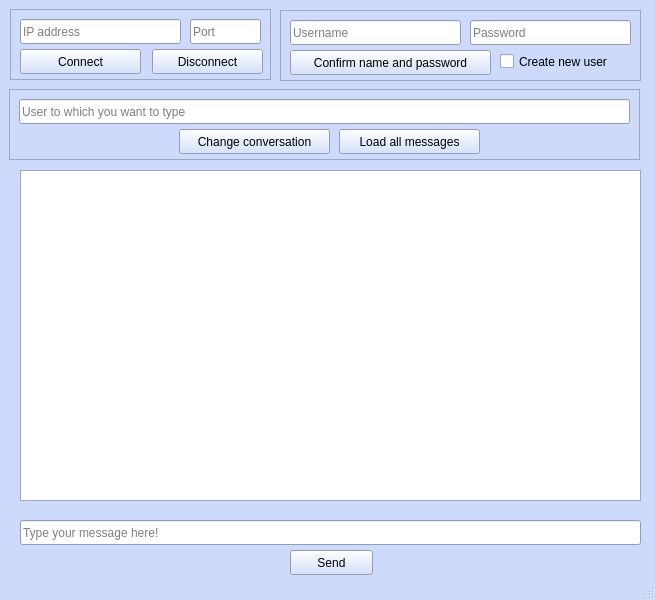
Qt form lobo-client/mainwindow.ui (los-lobos-jovenes/el_lobo-client) before a commit.
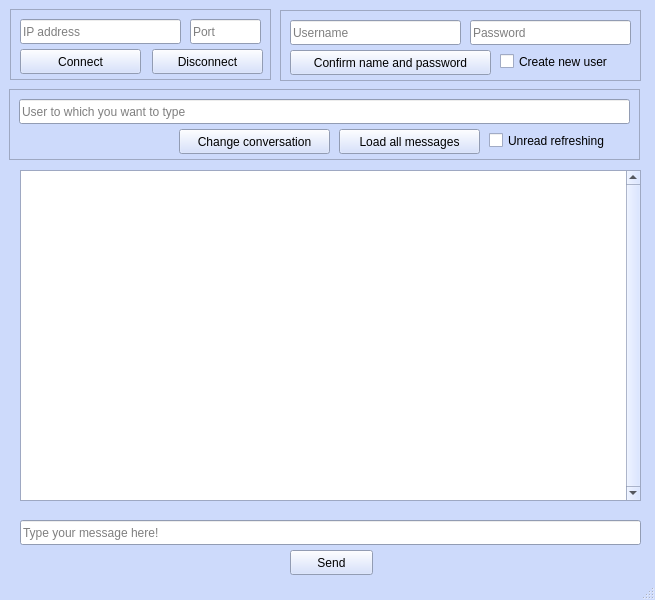
The same form after that commit.

Patch:
```diff
--- a/lobo-client/mainwindow.ui
+++ b/lobo-client/mainwindow.ui
@@ -494,6 +494,12 @@
     <property name="cursor" stdset="0">
      <cursorShape>ArrowCursor</cursorShape>
     </property>
+    <property name="verticalScrollBarPolicy">
+     <enum>Qt::ScrollBarAlwaysOn</enum>
+    </property>
+    <property name="sizeAdjustPolicy">
+     <enum>QAbstractScrollArea::AdjustToContents</enum>
+    </property>
    </widget>
    <widget class="QFrame" name="frame">
     <property name="geometry">
@@ -685,6 +691,22 @@
       <string>Load all messages</string>
      </property>
     </widget>
+    <widget class="QCheckBox" name="checkBox_2">
+     <property name="geometry">
+      <rect>
+       <x>480</x>
+       <y>40</y>
+       <width>141</width>
+       <height>23</height>
+      </rect>
+     </property>
+     <property name="text">
+      <string>Unread refreshing</string>
+     </property>
+     <property name="checked">
+      <bool>false</bool>
+     </property>
+    </widget>
    </widget>
    <zorder>frame_3</zorder>
    <zorder>frame_2</zorder>
```
